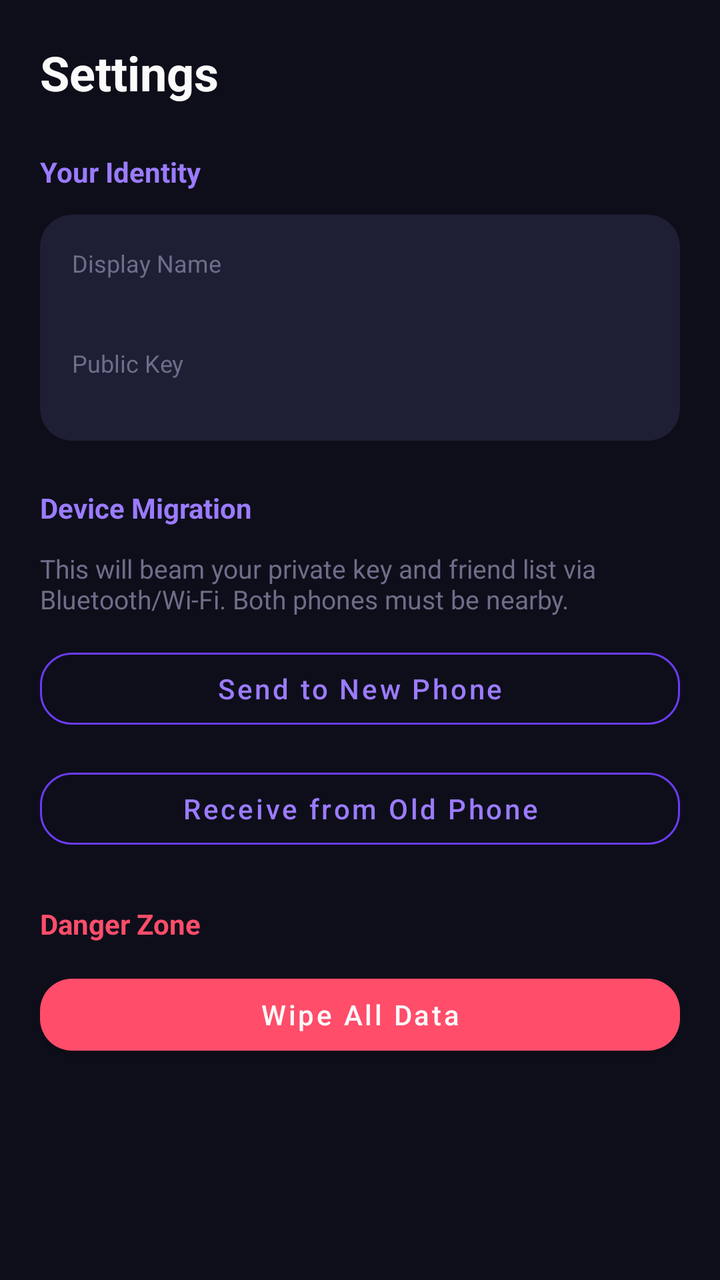
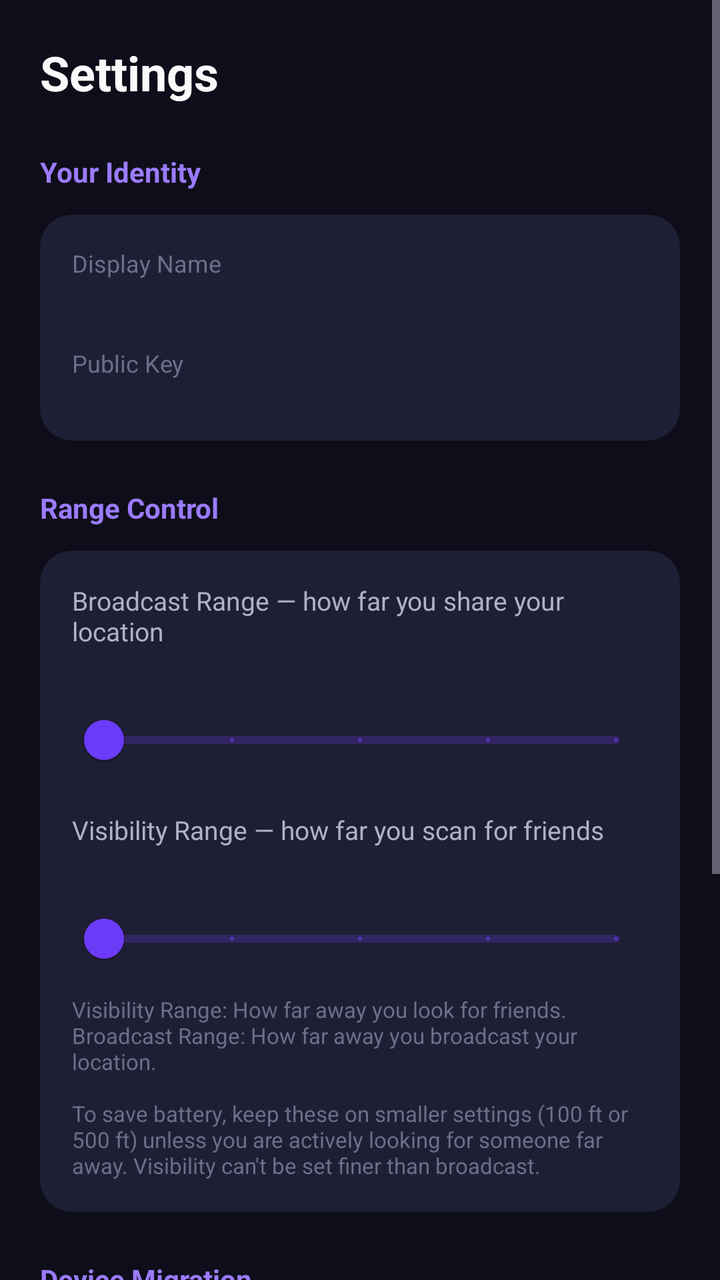

An Android layout rendered at two revisions. The XML below is the earlier revision; the diff shows what the commit changed to produce the second picture.
<!-- AndroidManifest.xml: application theme Theme.NFriend -->
<!-- res/layout/fragment_settings.xml -->
<?xml version="1.0" encoding="utf-8"?>
<ScrollView xmlns:android="http://schemas.android.com/apk/res/android"
    android:layout_width="match_parent"
    android:layout_height="match_parent"
    android:background="@color/background_dark">

    <LinearLayout
        android:layout_width="match_parent"
        android:layout_height="wrap_content"
        android:orientation="vertical"
        android:padding="@dimen/screen_padding">

        <TextView
            android:layout_width="wrap_content"
            android:layout_height="wrap_content"
            android:layout_marginBottom="@dimen/section_spacing"
            android:text="@string/settings_title"
            android:textColor="@color/text_primary"
            android:textSize="24sp"
            android:textStyle="bold" />

        
        <TextView
            android:layout_width="wrap_content"
            android:layout_height="wrap_content"
            android:layout_marginBottom="@dimen/item_spacing"
            android:text="@string/settings_identity"
            android:textColor="@color/primary_light"
            android:textSize="14sp"
            android:textStyle="bold" />

        <com.google.android.material.card.MaterialCardView
            style="@style/Widget.NFriend.Card"
            android:layout_width="match_parent"
            android:layout_height="wrap_content"
            android:layout_marginBottom="@dimen/section_spacing">

            <LinearLayout
                android:layout_width="match_parent"
                android:layout_height="wrap_content"
                android:orientation="vertical"
                android:padding="@dimen/card_padding">

                <TextView
                    android:layout_width="wrap_content"
                    android:layout_height="wrap_content"
                    android:text="@string/settings_alias"
                    android:textColor="@color/text_hint"
                    android:textSize="12sp" />

                <TextView
                    android:id="@+id/settings_alias"
                    android:layout_width="wrap_content"
                    android:layout_height="wrap_content"
                    android:layout_marginBottom="@dimen/item_spacing"
                    android:textColor="@color/text_primary"
                    android:textSize="16sp" />

                <TextView
                    android:layout_width="wrap_content"
                    android:layout_height="wrap_content"
                    android:text="@string/settings_pub_key"
                    android:textColor="@color/text_hint"
                    android:textSize="12sp" />

                <TextView
                    android:id="@+id/settings_pub_key"
                    android:layout_width="match_parent"
                    android:layout_height="wrap_content"
                    android:fontFamily="monospace"
                    android:textColor="@color/text_secondary"
                    android:textSize="11sp" />
            </LinearLayout>
        </com.google.android.material.card.MaterialCardView>

        
        <TextView
            android:layout_width="wrap_content"
            android:layout_height="wrap_content"
            android:layout_marginBottom="@dimen/item_spacing"
            android:text="@string/settings_migration"
            android:textColor="@color/primary_light"
            android:textSize="14sp"
            android:textStyle="bold" />

        <TextView
            android:layout_width="match_parent"
            android:layout_height="wrap_content"
            android:layout_marginBottom="@dimen/item_spacing"
            android:text="@string/settings_migrate_warning"
            android:textColor="@color/text_hint"
            android:textSize="13sp" />

        <com.google.android.material.button.MaterialButton
            android:id="@+id/btn_migrate_send"
            style="@style/Widget.NFriend.Button.Outline"
            android:layout_width="match_parent"
            android:layout_height="wrap_content"
            android:layout_marginBottom="@dimen/item_spacing"
            android:text="@string/settings_migrate_send" />

        <com.google.android.material.button.MaterialButton
            android:id="@+id/btn_migrate_receive"
            style="@style/Widget.NFriend.Button.Outline"
            android:layout_width="match_parent"
            android:layout_height="wrap_content"
            android:layout_marginBottom="@dimen/section_spacing"
            android:text="@string/settings_migrate_receive" />

        
        <TextView
            android:layout_width="wrap_content"
            android:layout_height="wrap_content"
            android:layout_marginBottom="@dimen/item_spacing"
            android:text="@string/settings_danger_zone"
            android:textColor="@color/danger"
            android:textSize="14sp"
            android:textStyle="bold" />

        <com.google.android.material.button.MaterialButton
            android:id="@+id/btn_wipe_data"
            style="@style/Widget.NFriend.Button.Danger"
            android:layout_width="match_parent"
            android:layout_height="wrap_content"
            android:text="@string/settings_wipe" />

    </LinearLayout>
</ScrollView>
<!-- resources referenced by this layout -->
<resources>
  <color name="background_dark">#FF0E0E1A</color>
  <color name="danger">#FFFF4D6A</color>
  <color name="primary_light">#FF9B7BFF</color>
  <color name="text_hint">#FF6E6E8A</color>
  <color name="text_primary">#FFFAFAFA</color>
  <color name="text_secondary">#FFB0B0C8</color>
  <dimen name="card_padding">16dp</dimen>
  <dimen name="item_spacing">12dp</dimen>
  <dimen name="screen_padding">20dp</dimen>
  <dimen name="section_spacing">24dp</dimen>
  <string name="settings_alias">Display Name</string>
  <string name="settings_danger_zone">Danger Zone</string>
  <string name="settings_identity">Your Identity</string>
  <string name="settings_migrate_receive">Receive from Old Phone</string>
  <string name="settings_migrate_send">Send to New Phone</string>
  <string name="settings_migrate_warning">This will beam your private key and friend list via Bluetooth/Wi-Fi. Both phones must be nearby.</string>
  <string name="settings_migration">Device Migration</string>
  <string name="settings_pub_key">Public Key</string>
  <string name="settings_title">Settings</string>
  <string name="settings_wipe">Wipe All Data</string>
  <style name="Widget.NFriend.Button.Danger" parent="Widget.MaterialComponents.Button">
          <item name="backgroundTint">@color/danger</item>
          <item name="cornerRadius">16dp</item>
          <item name="android:textColor">@color/text_primary</item>
          <item name="android:textAllCaps">false</item>
      </style>
  <style name="Widget.NFriend.Button.Outline" parent="Widget.MaterialComponents.Button.OutlinedButton">
          <item name="strokeColor">@color/primary</item>
          <item name="cornerRadius">16dp</item>
          <item name="android:textColor">@color/primary_light</item>
          <item name="android:textAllCaps">false</item>
      </style>
  <style name="Widget.NFriend.Card" parent="Widget.MaterialComponents.CardView">
          <item name="cardBackgroundColor">@color/card_dark</item>
          <item name="cardCornerRadius">16dp</item>
          <item name="cardElevation">0dp</item>
      </style>
  <style name="Theme.NFriend" parent="Theme.MaterialComponents.DayNight.NoActionBar">
          <item name="colorPrimary">@color/primary</item>
          <item name="colorPrimaryDark">@color/primary_dark</item>
          <item name="colorAccent">@color/accent</item>
          <item name="android:windowBackground">@color/background_dark</item>
          <item name="android:statusBarColor">@color/background_dark</item>
          <item name="android:navigationBarColor">@color/surface_dark</item>
          <item name="android:textColorPrimary">@color/text_primary</item>
          <item name="android:textColorSecondary">@color/text_secondary</item>
          <item name="android:textColorHint">@color/text_hint</item>
      </style>
  <color name="primary">#FF6C3BF7</color>
  <color name="card_dark">#FF1E1E35</color>
  <color name="primary_dark">#FF5025D9</color>
  <color name="accent">#FF00E5A0</color>
  <color name="surface_dark">#FF1A1A2E</color>
</resources>

<!-- the commit's change to res/layout/fragment_settings.xml (unified diff, before → after) -->
@@ -78,6 +78,88 @@
             android:layout_width="wrap_content"
             android:layout_height="wrap_content"
             android:layout_marginBottom="@dimen/item_spacing"
+            android:text="@string/settings_range_title"
+            android:textColor="@color/primary_light"
+            android:textSize="14sp"
+            android:textStyle="bold" />
+
+        <com.google.android.material.card.MaterialCardView
+            style="@style/Widget.NFriend.Card"
+            android:layout_width="match_parent"
+            android:layout_height="wrap_content"
+            android:layout_marginBottom="@dimen/section_spacing">
+
+            <LinearLayout
+                android:layout_width="match_parent"
+                android:layout_height="wrap_content"
+                android:orientation="vertical"
+                android:padding="@dimen/card_padding">
+
+                
+                <TextView
+                    android:layout_width="wrap_content"
+                    android:layout_height="wrap_content"
+                    android:text="@string/settings_broadcast_range"
+                    android:textColor="@color/text_secondary"
+                    android:textSize="13sp" />
+
+                <TextView
+                    android:id="@+id/settings_broadcast_label"
+                    android:layout_width="wrap_content"
+                    android:layout_height="wrap_content"
+                    android:textColor="@color/text_primary"
+                    android:textSize="16sp"
+                    android:textStyle="bold" />
+
+                <com.google.android.material.slider.Slider
+                    android:id="@+id/settings_broadcast_slider"
+                    android:layout_width="match_parent"
+                    android:layout_height="wrap_content"
+                    android:valueFrom="0"
+                    android:valueTo="4"
+                    android:stepSize="1" />
+
+                
+                <TextView
+                    android:layout_width="wrap_content"
+                    android:layout_height="wrap_content"
+                    android:layout_marginTop="@dimen/item_spacing"
+                    android:text="@string/settings_visibility_range"
+                    android:textColor="@color/text_secondary"
+                    android:textSize="13sp" />
+
+                <TextView
+                    android:id="@+id/settings_visibility_label"
+                    android:layout_width="wrap_content"
+                    android:layout_height="wrap_content"
+                    android:textColor="@color/text_primary"
+                    android:textSize="16sp"
+                    android:textStyle="bold" />
+
+                <com.google.android.material.slider.Slider
+                    android:id="@+id/settings_visibility_slider"
+                    android:layout_width="match_parent"
+                    android:layout_height="wrap_content"
+                    android:valueFrom="0"
+                    android:valueTo="4"
+                    android:stepSize="1" />
+
+                <TextView
+                    android:layout_width="match_parent"
+                    android:layout_height="wrap_content"
+                    android:layout_marginTop="4dp"
+                    android:text="@string/settings_range_hint"
+                    android:textColor="@color/text_hint"
+                    android:textSize="11sp" />
+
+            </LinearLayout>
+        </com.google.android.material.card.MaterialCardView>
+
+        
+        <TextView
+            android:layout_width="wrap_content"
+            android:layout_height="wrap_content"
+            android:layout_marginBottom="@dimen/item_spacing"
             android:text="@string/settings_migration"
             android:textColor="@color/primary_light"
             android:textSize="14sp"
<!-- resource entries referenced after the edit -->
@@ -11,6 +11,7 @@
   <dimen name="screen_padding">20dp</dimen>
   <dimen name="section_spacing">24dp</dimen>
   <string name="settings_alias">Display Name</string>
+  <string name="settings_broadcast_range">Broadcast Range — how far you share your location</string>
   <string name="settings_danger_zone">Danger Zone</string>
   <string name="settings_identity">Your Identity</string>
   <string name="settings_migrate_receive">Receive from Old Phone</string>
@@ -18,7 +19,10 @@
   <string name="settings_migrate_warning">This will beam your private key and friend list via Bluetooth/Wi-Fi. Both phones must be nearby.</string>
   <string name="settings_migration">Device Migration</string>
   <string name="settings_pub_key">Public Key</string>
+  <string name="settings_range_hint">Visibility Range: How far away you look for friends.\nBroadcast Range: How far away you broadcast your location.\n\nTo save battery, keep these on smaller settings (100 ft or 500 ft) unless you are actively looking for someone far away. Visibility can\'t be set finer than broadcast.</string>
+  <string name="settings_range_title">Range Control</string>
   <string name="settings_title">Settings</string>
+  <string name="settings_visibility_range">Visibility Range — how far you scan for friends</string>
   <string name="settings_wipe">Wipe All Data</string>
   <style name="Widget.NFriend.Button.Danger" parent="Widget.MaterialComponents.Button">
           <item name="backgroundTint">@color/danger</item>
